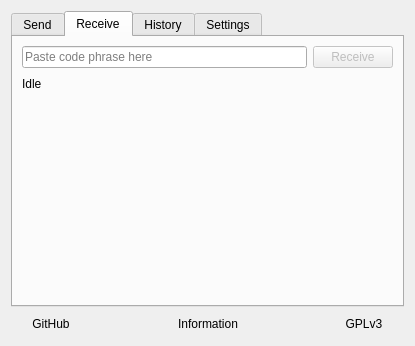
The window that widget.ui (freeacetone/croc-gui) describes before a commit, drawn with Qt 5.
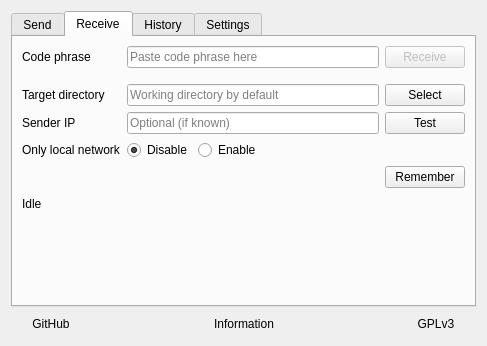
The same window after the commit. Icons and pictures are not drawn.

What changed in the file:
```diff
--- a/widget.ui
+++ b/widget.ui
@@ -6,7 +6,7 @@
    <rect>
     <x>0</x>
     <y>0</y>
-    <width>415</width>
+    <width>487</width>
     <height>346</height>
    </rect>
   </property>
@@ -172,15 +172,15 @@
       </attribute>
       <layout class="QVBoxLayout" name="verticalLayout_4">
        <item>
-        <layout class="QHBoxLayout" name="horizontalLayout_4">
-         <item>
-          <widget class="QLineEdit" name="receive_codeField">
-           <property name="placeholderText">
-            <string>Paste code phrase here</string>
+        <layout class="QGridLayout" name="gridLayout_2">
+         <item row="5" column="2">
+          <widget class="QPushButton" name="receive_rememberButton">
+           <property name="text">
+            <string>Remember</string>
            </property>
           </widget>
          </item>
-         <item>
+         <item row="0" column="2">
           <widget class="QPushButton" name="receive_receiveButton">
            <property name="enabled">
             <bool>false</bool>
@@ -190,6 +190,128 @@
            </property>
           </widget>
          </item>
+         <item row="4" column="0">
+          <widget class="QLabel" name="label_13">
+           <property name="text">
+            <string>Only local network</string>
+           </property>
+          </widget>
+         </item>
+         <item row="2" column="2">
+          <widget class="QPushButton" name="receive_TargetDirSelectButton">
+           <property name="text">
+            <string>Select</string>
+           </property>
+          </widget>
+         </item>
+         <item row="3" column="1">
+          <widget class="QLineEdit" name="receive_senderIpField">
+           <property name="toolTip">
+            <string>&lt;html&gt;&lt;head/&gt;&lt;body&gt;&lt;p&gt;Always using port 9009&lt;/p&gt;&lt;/body&gt;&lt;/html&gt;</string>
+           </property>
+           <property name="placeholderText">
+            <string>Optional (if known)</string>
+           </property>
+          </widget>
+         </item>
+         <item row="2" column="0">
+          <widget class="QLabel" name="label_11">
+           <property name="text">
+            <string>Target directory</string>
+           </property>
+          </widget>
+         </item>
+         <item row="1" column="1">
+          <spacer name="verticalSpacer_4">
+           <property name="orientation">
+            <enum>Qt::Vertical</enum>
+           </property>
+           <property name="sizeType">
+            <enum>QSizePolicy::Fixed</enum>
+           </property>
+           <property name="sizeHint" stdset="0">
+            <size>
+             <width>20</width>
+             <height>10</height>
+            </size>
+           </property>
+          </spacer>
+         </item>
+         <item row="0" column="0">
+          <widget class="QLabel" name="label_12">
+           <property name="text">
+            <string>Code phrase</string>
+           </property>
+          </widget>
+         </item>
+         <item row="3" column="0">
+          <widget class="QLabel" name="label_9">
+           <property name="toolTip">
+            <string>&lt;html&gt;&lt;head/&gt;&lt;body&gt;&lt;p&gt;Reachable only if sender already waiting receiver&lt;/p&gt;&lt;/body&gt;&lt;/html&gt;</string>
+           </property>
+           <property name="text">
+            <string>Sender IP</string>
+           </property>
+          </widget>
+         </item>
+         <item row="4" column="1">
+          <layout class="QHBoxLayout" name="horizontalLayout_4">
+           <item>
+            <widget class="QRadioButton" name="receive_onlyLocalDisableRadioButton">
+             <property name="text">
+              <string>Disable</string>
+             </property>
+             <property name="checked">
+              <bool>true</bool>
+             </property>
+            </widget>
+           </item>
+           <item>
+            <widget class="QRadioButton" name="receive_onlyLocalEnableRadioButton">
+             <property name="text">
+              <string>Enable</string>
+             </property>
+            </widget>
+           </item>
+           <item>
+            <spacer name="horizontalSpacer_8">
+             <property name="orientation">
+              <enum>Qt::Horizontal</enum>
+             </property>
+             <property name="sizeHint" stdset="0">
+              <size>
+               <width>40</width>
+               <height>20</height>
+              </size>
+             </property>
+            </spacer>
+           </item>
+          </layout>
+         </item>
+         <item row="0" column="1">
+          <widget class="QLineEdit" name="receive_codeField">
+           <property name="placeholderText">
+            <string>Paste code phrase here</string>
+           </property>
+          </widget>
+         </item>
+         <item row="2" column="1">
+          <widget class="QLineEdit" name="receive_TargetDirField">
+           <property name="placeholderText">
+            <string>Working directory by default</string>
+           </property>
+          </widget>
+         </item>
+         <item row="3" column="2">
+          <widget class="QPushButton" name="receive_senderIpTestButton">
+           <property name="toolTip">
+            <string>&lt;html&gt;&lt;head/&gt;&lt;body&gt;&lt;p&gt;Reachable only if sender already waiting receiver&lt;/p&gt;&lt;/body&gt;&lt;/html&gt;</string>
+           </property>
+           <property name="text">
+            <string>Test</string>
+           </property>
+          </widget>
+         </item>
         </layout>
        </item>
        <item>
```
Left out of the diff: 223 changed lines with no effect on the pictures.
